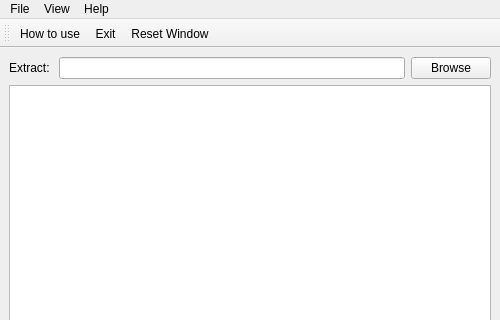
Qt form ext_files_dir.ui (Lyuhitto/extracting_files_from_dir) before a commit; both pictures show x 0 to 500 and y 0 to 320 of the 500 by 700 pixel window.
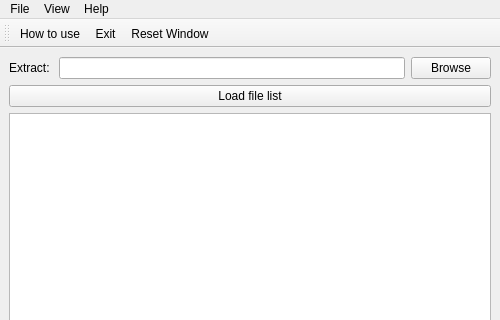
The same form after that commit. Icons and pictures are not drawn.

Commit message:
Connect extract files action
Connect extract files from folder  action.
When clicked 'Extract' button, files move to destination.

Diff of the .ui file:
```diff
--- a/ext_files_dir.ui
+++ b/ext_files_dir.ui
@@ -39,6 +39,13 @@
       </item>
      </layout>
     </item>
+    <item>
+     <widget class="QPushButton" name="loadFileList">
+      <property name="text">
+       <string>Load file list</string>
+      </property>
+     </widget>
+    </item>
     <item>
      <widget class="QTextBrowser" name="listFiles"/>
     </item>
```
The commit also changes 1 other file.
